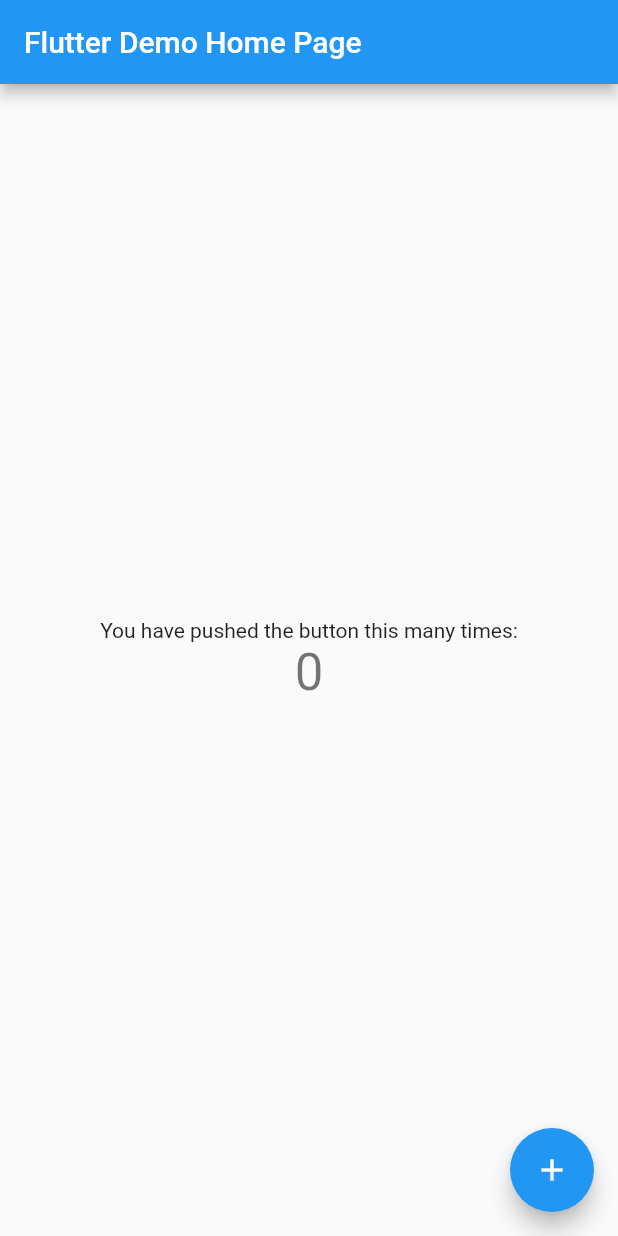
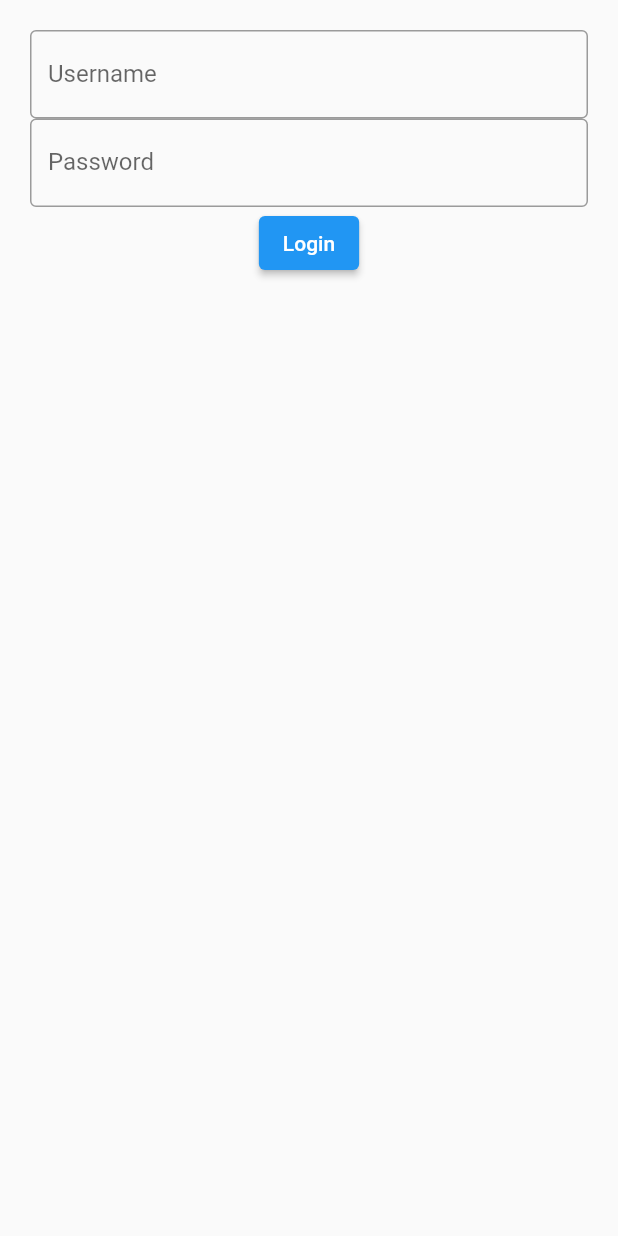
Before and after one commit to daPiang/pig-e-bank, a Flutter app: the screen it shows after launch, on a phone screen of 412 x 824 dp. Run offline on Flutter 3.47's test engine with Material 2 defaults, Android fonts, the phone set to English and light mode, and no system bars.

Commit message:
cleaned main.dart; added login.dart(WIP)

```diff
--- /dev/null
+++ b/lib/login.dart
@@ -0,0 +1,70 @@
+import 'package:flutter/material.dart';
+
+class Login extends StatefulWidget {
+  const Login({Key? key}) : super(key: key);
+
+  @override
+  _LoginState createState() => _LoginState();
+}
+
+class _LoginState extends State<Login> {
+  final userController = TextEditingController();
+  final passController = TextEditingController();
+  final snackBar = SnackBar(content: Text('Invalid Login'));
+  bool _isAdmin = false;
+
+  @override
+  void dispose() {
+    userController.dispose();
+    passController.dispose();
+    super.dispose();
+  }
+
+  void authLogin() {
+    if (userController.text == "admin" && passController.text == "password") {
+      print('Welcome back, admin.');
+      _isAdmin = true;
+    } else {
+      print('Unrecognized credentials');
+      _isAdmin = false;
+    }
+  }
+
+  @override
+  Widget build(BuildContext context) {
+    return Scaffold(
+      body: Padding(
+        padding: EdgeInsets.all(20),
+        child: Column(
+          children: [
+            TextField(
+              controller: userController,
+              decoration: InputDecoration(
+                border: OutlineInputBorder(),
+                labelText: 'Username',
+                fillColor: Colors.pink[100],
+              ),
+            ),
+            TextField(
+              controller: passController,
+              obscureText: true,
+              decoration: InputDecoration(
+                border: OutlineInputBorder(),
+                labelText: 'Password',
+                fillColor: Colors.pink[100],
+              ),
+            ),
+            ElevatedButton(
+                child: Text('Login'),
+                onPressed: () {
+                  authLogin();
+                  if (_isAdmin == false) {
+                    ScaffoldMessenger.of(context).showSnackBar(snackBar);
+                  }
+                }),
+          ],
+        ),
+      ),
+    );
+  }
+}
--- a/lib/main.dart
+++ b/lib/main.dart
@@ -1,4 +1,5 @@
 import 'package:flutter/material.dart';
+import 'package:pig_e_bank/login.dart';
 
 void main() {
   runApp(const MyApp());
@@ -13,103 +14,9 @@
     return MaterialApp(
       title: 'Flutter Demo',
       theme: ThemeData(
-        // This is the theme of your application.
-        //
-        // Try running your application with "flutter run". You'll see the
-        // application has a blue toolbar. Then, without quitting the app, try
-        // changing the primarySwatch below to Colors.green and then invoke
-        // "hot reload" (press "r" in the console where you ran "flutter run",
-        // or simply save your changes to "hot reload" in a Flutter IDE).
-        // Notice that the counter didn't reset back to zero; the application
-        // is not restarted.
         primarySwatch: Colors.blue,
       ),
-      home: const MyHomePage(title: 'Flutter Demo Home Page'),
+      home: const Login(),
     );
   }
 }
-
-class MyHomePage extends StatefulWidget {
-  const MyHomePage({Key? key, required this.title}) : super(key: key);
-
-  // This widget is the home page of your application. It is stateful, meaning
-  // that it has a State object (defined below) that contains fields that affect
-  // how it looks.
-
-  // This class is the configuration for the state. It holds the values (in this
-  // case the title) provided by the parent (in this case the App widget) and
-  // used by the build method of the State. Fields in a Widget subclass are
-  // always marked "final".
-
-  final String title;
-
-  @override
-  State<MyHomePage> createState() => _MyHomePageState();
-}
-
-class _MyHomePageState extends State<MyHomePage> {
-  int _counter = 0;
-
-  void _incrementCounter() {
-    setState(() {
-      // This call to setState tells the Flutter framework that something has
-      // changed in this State, which causes it to rerun the build method below
-      // so that the display can reflect the updated values. If we changed
-      // _counter without calling setState(), then the build method would not be
-      // called again, and so nothing would appear to happen.
-      _counter++;
-    });
-  }
-
-  @override
-  Widget build(BuildContext context) {
-    // This method is rerun every time setState is called, for instance as done
-    // by the _incrementCounter method above.
-    //
-    // The Flutter framework has been optimized to make rerunning build methods
-    // fast, so that you can just rebuild anything that needs updating rather
-    // than having to individually change instances of widgets.
-    return Scaffold(
-      appBar: AppBar(
-        // Here we take the value from the MyHomePage object that was created by
-        // the App.build method, and use it to set our appbar title.
-        title: Text(widget.title),
-      ),
-      body: Center(
-        // Center is a layout widget. It takes a single child and positions it
-        // in the middle of the parent.
-        child: Column(
-          // Column is also a layout widget. It takes a list of children and
-          // arranges them vertically. By default, it sizes itself to fit its
-          // children horizontally, and tries to be as tall as its parent.
-          //
-          // Invoke "debug painting" (press "p" in the console, choose the
-          // "Toggle Debug Paint" action from the Flutter Inspector in Android
-          // Studio, or the "Toggle Debug Paint" command in Visual Studio Code)
-          // to see the wireframe for each widget.
-          //
-          // Column has various properties to control how it sizes itself and
-          // how it positions its children. Here we use mainAxisAlignment to
-          // center the children vertically; the main axis here is the vertical
-          // axis because Columns are vertical (the cross axis would be
-          // horizontal).
-          mainAxisAlignment: MainAxisAlignment.center,
-          children: <Widget>[
-            const Text(
-              'You have pushed the button this many times:',
-            ),
-            Text(
-              '$_counter',
-              style: Theme.of(context).textTheme.headline4,
-            ),
-          ],
-        ),
-      ),
-      floatingActionButton: FloatingActionButton(
-        onPressed: _incrementCounter,
-        tooltip: 'Increment',
-        child: const Icon(Icons.add),
-      ), // This trailing comma makes auto-formatting nicer for build methods.
-    );
-  }
-}
```
